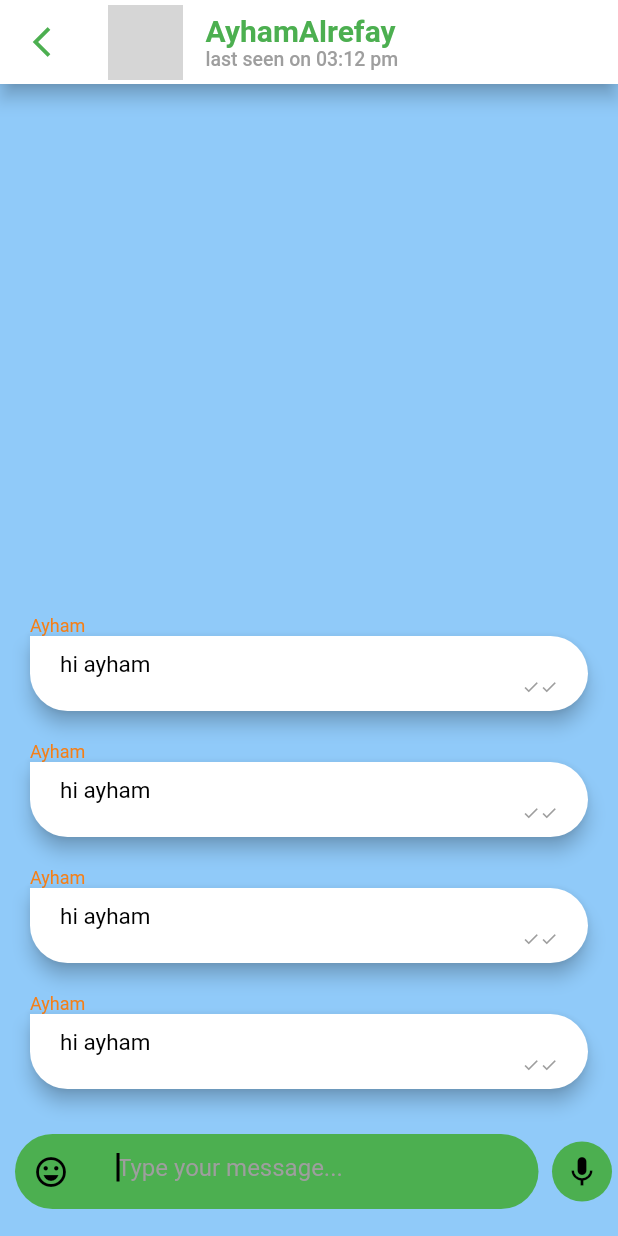
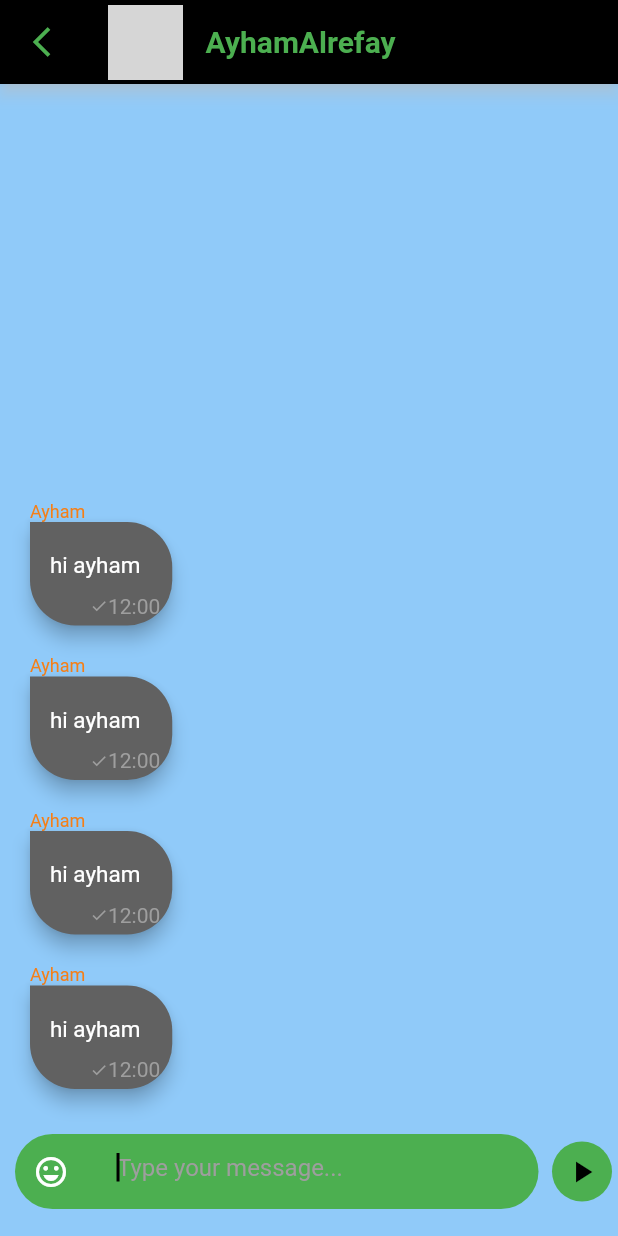
Before and after one commit to WaelOrabi/property-management-project, a Flutter app: the Chat screen opened directly, on a phone screen of 412 x 824 dp. Run offline on Flutter 3.47's test engine with Material 2 defaults, Android fonts, the light colour scheme and no system bars; drawn by our look-alikes of auto_size_text; our stand-ins replace awesome_dialog, bloc, dartz, emoji_picker_flutter, equatable, flutter_keyboard_visibility and 5 more; missing offline and left inert: advance_image_picker, scroll_app_bar; statements that could not run were skipped; grey boxes are pictures that could not be loaded.

Commit message:
modify on screen

```diff
--- a/lib/core/routes/routesApp.dart
+++ b/lib/core/routes/routesApp.dart
@@ -16,7 +16,7 @@ import '../../features/properties/presentation/pages/add_or_update_property.dart
 import '../../features/properties/presentation/pages/MyListingScreen.dart';
 Map<String, WidgetBuilder> routes() {
   return {
-  "/":(context)=>const Welcome(),
+  "/":(context)=>const SplashScreen(),
     SearchUser.routeName:(context)=>const SearchUser(),
     Setting.routeName:(context)=>const Setting(),
     PagesView.routeName: (context) => const PagesView(),
--- a/lib/core/setting/theme/theme_data/theme_data_dark.dart
+++ b/lib/core/setting/theme/theme_data/theme_data_dark.dart
@@ -14,6 +14,7 @@ ThemeData getThemeDataDark() => ThemeData(
       textTheme: TextTheme(
         bodyText1: TextStyle(fontSize:25,color: Colors.green),
       ),
+      elevation: 4.0,
       color: Colors.black,
       centerTitle: true,
     ),
--- a/lib/core/setting/theme/theme_data/theme_data_light.dart
+++ b/lib/core/setting/theme/theme_data/theme_data_light.dart
@@ -13,7 +13,7 @@ ThemeData getThemeDataLight() => ThemeData(
     backgroundColor: AppColorLight.backGroundColor,
     appBarTheme: const AppBarTheme(
       shadowColor: AppColorLight.secondarySwitch,
-      elevation: 5.0,
+      elevation: 4.0,
       textTheme: TextTheme(
         bodyText1: TextStyle(fontSize:25,color: Colors.green),
       ),
--- a/lib/features/authentication/presentation/pages/splash_screen.dart
+++ b/lib/features/authentication/presentation/pages/splash_screen.dart
@@ -57,6 +57,7 @@ class SplashScreenState extends State<SplashScreen>
                   mainAxisAlignment: MainAxisAlignment.center,
                   children: [
                     Image.asset('assets/images/logo_app_property1.png',fit: BoxFit.fitHeight,),
+                    const Text('Real State',style: TextStyle(fontSize: 30,color: Colors.green,fontWeight: FontWeight.w900),)
                   ],
                 ),
               ),
--- a/lib/features/authentication/presentation/pages/welcome.dart
+++ b/lib/features/authentication/presentation/pages/welcome.dart
@@ -46,6 +46,8 @@ class Welcome extends StatelessWidget {
                   ),
                   const SizedBox(height: 30),
                   ButtonSigninSignupProfile(
+                    backGroundColor: Colors.white,
+                    colorText: Colors.green,
                     context: context,
                     text: "Sign Up",
                     fun: () => Navigator.pushReplacementNamed(
--- a/lib/features/authentication/presentation/widgets/signin_signup/button_signin_signup_update.dart
+++ b/lib/features/authentication/presentation/widgets/signin_signup/button_signin_signup_update.dart
@@ -21,7 +21,7 @@ GestureDetector ButtonSigninSignupProfile({
       decoration: BoxDecoration(
           borderRadius: BorderRadius.circular(circle),
           border:borderColor==null?Border.all() :Border.all(color: borderColor),
-          color: Theme.of(context).primaryColor),
+          color: backGroundColor),
       child: Center(
         child: Text(
           text,
--- a/lib/features/conversation/presntation/pages/chat.dart
+++ b/lib/features/conversation/presntation/pages/chat.dart
@@ -8,7 +8,8 @@ import '../widgets/chat/input_widget.dart';
 class Chat extends StatefulWidget {
  final User ? user;
   static String routeName = 'chat';
-  const Chat({Key? key, required this.user}) : super(key: key);
+  final bool ? isRead;
+  const Chat({Key? key, required this.user, this.isRead}) : super(key: key);
   @override
   ChatState createState() => ChatState();
 }
@@ -47,7 +48,7 @@ class ChatState extends State<Chat> {
     return SingleChildScrollView(
       child: Column(
         children: <Widget>[
-           SizedBox(height:700,child: MessageStreamBuilderChat(user: widget.user!)),
+           SizedBox(height:700,child: MessageStreamBuilderChat(user: widget.user!,isRead: widget.isRead,)),
           InputWidget(
             message: widget.user!.messages,
             onBlurred: toggleEmojiKeyboard,
@@ -121,10 +122,7 @@ class ChatState extends State<Chat> {
               width: 15,
             ),
             Expanded(
-              child: Column(
-                crossAxisAlignment: CrossAxisAlignment.start,
-                children:  [
-                  Text(
+              child: Text(
                 widget.user!.firstName!+widget.user!.lastName!,
                 maxLines: 1,
                 overflow: TextOverflow.ellipsis,
@@ -133,14 +131,6 @@ class ChatState extends State<Chat> {
                   fontSize: 20,
                   fontWeight: FontWeight.bold,
                 ),
-                  ),
-                  const Text(
-                    'last seen on 03:12 pm',
-                    style: TextStyle(color: Colors.grey, fontSize: 13),
-                    maxLines: 1,
-                    overflow: TextOverflow.ellipsis,
-                  )
-                ],
               ),
             ),
           ],
--- a/lib/features/conversation/presntation/widgets/chat/input_widget.dart
+++ b/lib/features/conversation/presntation/widgets/chat/input_widget.dart
@@ -106,8 +106,8 @@ class _InputWidgetState extends State<InputWidget> {
             : CircleAvatar(
                 backgroundColor: Colors.green,
                 child: IconButton(
-                  icon: Icon(
-                   widget.controller.text.isEmpty? Icons.mic:Icons.play_arrow_sharp,
+                  icon:const Icon(
+                   Icons.play_arrow_sharp,
                     color: Colors.black,
                   ),
                   onPressed: () {
--- a/lib/features/conversation/presntation/widgets/chat/message_line_chat_widget.dart
+++ b/lib/features/conversation/presntation/widgets/chat/message_line_chat_widget.dart
@@ -1,42 +1,59 @@
 
 import 'package:flutter/material.dart';
 import 'package:auto_size_text/auto_size_text.dart';
-class MessageLineChat extends StatelessWidget {
+
+class MessageLineChat extends StatefulWidget {
+  final bool ?isRead;
   const MessageLineChat(
-      {required this.text, required this.sender, required this.isMe, Key? key})
+      {required this.text, required this.sender, required this.isMe, Key? key, this.isRead})
       : super(key: key);
   final String text;
   final String sender;
   final bool isMe;
 
   @override
+  State<MessageLineChat> createState() => _MessageLineChatState();
+}
+
+class _MessageLineChatState extends State<MessageLineChat> {
+  late String firstHalf;
+  late String secondHalf;
+
+  bool flag = true;
+
+  void initState() {
+    super.initState();
+
+    if (widget.text.length > 50) {
+      firstHalf = widget.text.substring(0, 50);
+      secondHalf = widget.text.substring(50, widget.text.length);
+    } else {
+      firstHalf = widget.text;
+      secondHalf = "";
+    }
+  }
+
+  @override
   Widget build(BuildContext context) {
-    return
-      Padding(
+    return Padding(
       padding: const EdgeInsets.all(10.0),
       child: Column(
         crossAxisAlignment:
-          isMe ? CrossAxisAlignment.end : CrossAxisAlignment.start,
+            widget.isMe ? CrossAxisAlignment.end : CrossAxisAlignment.start,
         children: [
           Text(
-              sender,
+            widget.sender,
             style: TextStyle(
               color: Colors.yellow[900],
               fontSize: 12,
             ),
           ),
-           Container(
-             constraints: BoxConstraints(
-               maxWidth: double.infinity,
-             ),
-             // width: 350,
-              child: Material(
+          Material(
             elevation: 5,
-                color: isMe ? Colors.green : Theme
-                    .of(context)
-                    .colorScheme
-                    .primary,
-                borderRadius: isMe
+            color: widget.isMe
+                ? Colors.green
+                : Theme.of(context).colorScheme.primary,
+            borderRadius: widget.isMe
                 ? const BorderRadius.only(
                     topLeft: Radius.circular(30),
                     bottomLeft: Radius.circular(30),
@@ -48,37 +65,83 @@ class MessageLineChat extends StatelessWidget {
                     bottomRight: Radius.circular(30),
                   ),
             child: Padding(
-                  padding: const EdgeInsets.symmetric(
-                      vertical: 10, horizontal: 20),
+              padding: const EdgeInsets.only(
+                  right: 8, top: 20, bottom: 5),
               child: Column(
-                    crossAxisAlignment: CrossAxisAlignment.start,
                 mainAxisSize: MainAxisSize.min,
+                mainAxisAlignment: MainAxisAlignment.end,
                 children: [
-                      SizedBox(
-                        width: 300,
-                        child: AutoSizeText(
-                         text,
-                          style:TextStyle(
+
+                  secondHalf.isEmpty
+                      ? AutoSizeText(
+                          widget.text,
+                          style: TextStyle(
                             fontSize: 15,
-                            color: isMe ? Colors.white : Theme
-                                .of(context)
-                                .colorScheme
-                                .secondary,
+                            color: widget.isMe
+                                ? Colors.white
+                                : Theme.of(context).colorScheme.secondary,
                           ),
-                          maxLines: null,
+                          maxLines: 100,
+                        )
+                      : Column(
+
+                          children: <Widget>[
+                            AutoSizeText(
+                              flag
+                                  ? (firstHalf + "...")
+                                  : (firstHalf + secondHalf),
+                              style: TextStyle(
+                                fontSize: 15,
+                                color: widget.isMe
+                                    ? Colors.white
+                                    : Theme.of(context).colorScheme.secondary,
                               ),
+                              maxLines: 100,
+                            ),
+                            InkWell(
+                              child:  Row(
+                                mainAxisAlignment: MainAxisAlignment.end,
+                                children: <Widget>[
+                                   Text(
+                                    flag ? "show more" : "show less",
+                                    style: TextStyle(color: Colors.green),
+                                  ),
+                                ],
+                              ),
+                              onTap: () {
+                                setState(() {
+                                  flag = !flag;
+                                });
+                              },
+                            ),
+                          ],
+                        ),
+                  const SizedBox(
+                    height: 10,
+                  ),
+                  Padding(
+                      padding: const EdgeInsets.only(left: 40),
+                      child: Row(
+                        mainAxisSize: MainAxisSize.min,
+                        children:  [
+                        if(widget.isRead==true)  const Icon(
+                            Icons.check,
+                            size: 12,
+                          color: Colors.blue,
                           ),
 
-                      Align(
-                          alignment: Alignment.topRight,
-                          child: Row(mainAxisSize: MainAxisSize.min,
-                            children: [
-                              Icon(Icons.check, size: 12,),
-                              Icon(Icons.check, size: 12,)
-                            ],)),
+                          Icon(
+                            Icons.check,
+                            size: 12,
+                         color:widget.isRead==true?Colors.blue:Colors.grey,
+                          ),
+                          Text(
+                            '12:00',
+                            style: TextStyle(color: Colors.grey),
+                          )
                         ],
-                  ),
-
+                      )),
+                ],
               ),
             ),
           ),
--- a/lib/features/conversation/presntation/widgets/chat/message_stream_builder_chat_widget.dart
+++ b/lib/features/conversation/presntation/widgets/chat/message_stream_builder_chat_widget.dart
@@ -3,15 +3,16 @@ import '../../../../../core/paramaters.dart';
 import 'message_line_chat_widget.dart';
 class MessageStreamBuilderChat extends StatelessWidget {
   final User  user;
-  const MessageStreamBuilderChat({Key? key,required this.user}) : super(key: key);
+  final bool ? isRead;
+  const MessageStreamBuilderChat({Key? key,required this.user, this.isRead}) : super(key: key);
 
   @override
   Widget build(BuildContext context) {
       Iterable<String>messages=user.messages!.reversed;
     List<MessageLineChat> messageWidgets=messages.map((message) {
-      return MessageLineChat(text: message,sender: user.firstName!,isMe: false,);
+      return MessageLineChat(text: message,sender: user.firstName!,isMe: false,isRead: isRead,);
     }).toList();
-    return Container(
+    return SizedBox(
       height: MediaQuery.of(context).size.height,
       child: Padding(
         padding: const EdgeInsets.only(top: 35),
--- a/lib/features/conversation/presntation/widgets/conversation/conversation_items_widget.dart
+++ b/lib/features/conversation/presntation/widgets/conversation/conversation_items_widget.dart
@@ -4,9 +4,11 @@ import '../../../../../core/paramaters.dart';
 import '../../pages/chat.dart';
 
 GestureDetector buildChatItem({required User ? user,required BuildContext context}) {
+  bool isRead=false;
   return GestureDetector(
     onTap: () {
-      Navigator.of(context).push(MaterialPageRoute(builder:(context)=>Chat(user:user!)));
+      print(!isRead);
+      Navigator.of(context).push(MaterialPageRoute(builder:(context)=>Chat(user:user!,isRead: !isRead,)));
     },
     child: Row(
       children: [
--- a/lib/main.dart
+++ b/lib/main.dart
@@ -18,7 +18,7 @@ class MyApp extends StatelessWidget {
   @override
   Widget build(BuildContext context) {
     return MaterialApp(
-      theme:theme==true? getThemeDataDark():getThemeDataLight(),
+      theme: getThemeDataDark(),
       debugShowCheckedModeBanner: false,
       initialRoute: '/',
       routes: routes(),
```
Also changed, not shown: lib/features/authentication/presentation/pages/profile.dart (+18 -2 lines), lib/features/authentication/presentation/pages/sign_in.dart (+13 -5 lines), lib/features/authentication/presentation/pages/signup_screen.dart (+20 -6 lines), lib/features/authentication/presentation/pages/update_peofile.dart (+7 -7 lines), lib/features/authentication/presentation/widgets/signin_signup/textformfield_signin_signup_updateProfile.dart (+6 -6 lines), lib/features/conversation/presntation/pages/conversations.dart (+24 -15 lines). Lines whose indentation alone changed are shown as unchanged.
